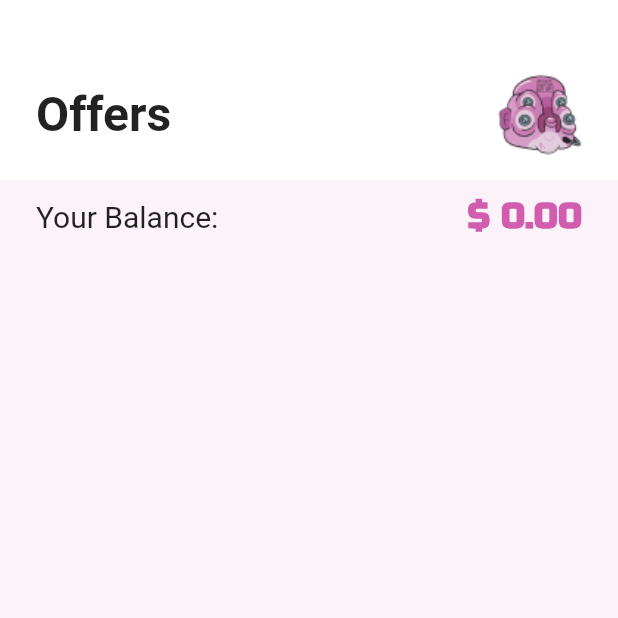
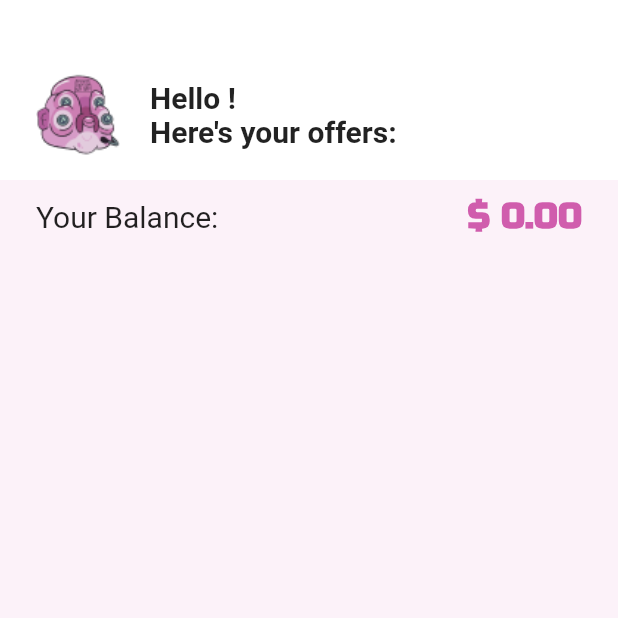
Before and after one commit to Marionetista/marketplace, a Flutter app: the screen it shows after launch, on a phone screen of 412 x 824 dp, the top half of it. Run offline on Flutter 3.47's test engine with Material 2 defaults, Android fonts, the phone set to English and light mode, and no system bars; our stand-ins replace bloc, equatable, flutter_bloc, graphql, graphql_flutter; network calls fail.

Commit message:
Add CustomerName on home page

```diff
--- a/glootie_marketplace/lib/src/features/home/home_page.dart
+++ b/glootie_marketplace/lib/src/features/home/home_page.dart
@@ -48,7 +48,7 @@ class _HomePageState extends State<HomePage> {
                           SliverAppBar(
                             backgroundColor: Colors.white,
                             expandedHeight: 120.0,
-                            flexibleSpace: buildPageTitle(),
+                            flexibleSpace: buildPageTitle(customer?.name ?? ''),
                           ),
                           SliverToBoxAdapter(
                             child: Column(
@@ -66,7 +66,7 @@ class _HomePageState extends State<HomePage> {
         },
       );
 
-  Padding buildPageTitle() => Padding(
+  Padding buildPageTitle(String customerName) => Padding(
         padding: const EdgeInsets.only(
           top: 49.0,
           bottom: 16.0,
@@ -74,16 +74,18 @@ class _HomePageState extends State<HomePage> {
           right: 24.0,
         ),
         child: Row(
-          mainAxisAlignment: MainAxisAlignment.spaceBetween,
           children: [
+            Image.asset('assets/glootie.png'),
+            SizedBox(
+              width: 20,
+            ),
             Text(
-              'Offers',
+              'Hello $customerName! \nHere\'s your offers:',
               style: TextStyle(
-                fontSize: 32.0,
+                fontSize: 20.0,
                 fontWeight: FontWeight.bold,
               ),
             ),
-            Image.asset('assets/glootie.png'),
           ],
         ),
       );
```
